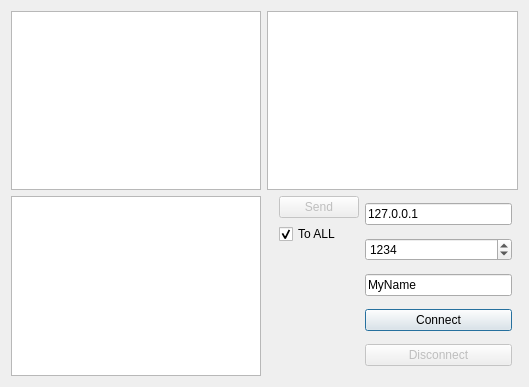
First picture: the form in dialog.ui, repository adratkovskiy/trillian, before the edit.
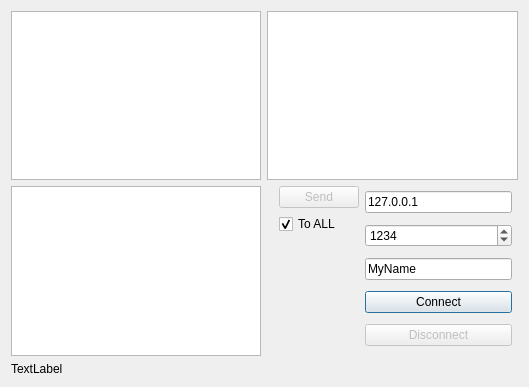
Second picture: the form after the edit.

What changed in the file:
```diff
--- a/dialog.ui
+++ b/dialog.ui
@@ -112,6 +112,13 @@
      </item>
     </layout>
    </item>
+   <item row="2" column="0">
+    <widget class="QLabel" name="lblPad">
+     <property name="text">
+      <string>TextLabel</string>
+     </property>
+    </widget>
+   </item>
   </layout>
  </widget>
  <layoutdefault spacing="6" margin="11"/>
```
Left out of the diff: 6 changed lines with no effect on the pictures.
